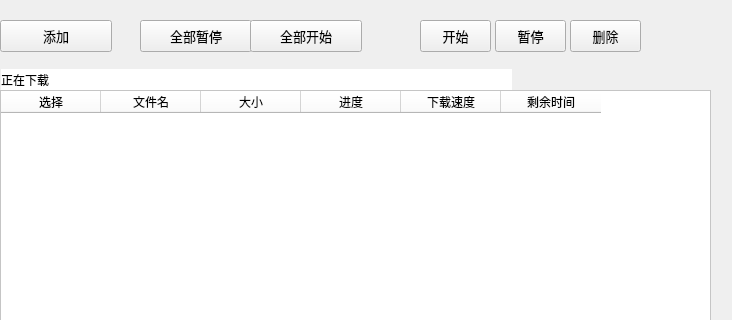
Before: the Qt Designer form page_downloading.ui in cloudfirst/bigFileTool, drawn with Qt 5; both pictures show x 0 to 732 and y 0 to 320 of the 732 by 521 pixel window.
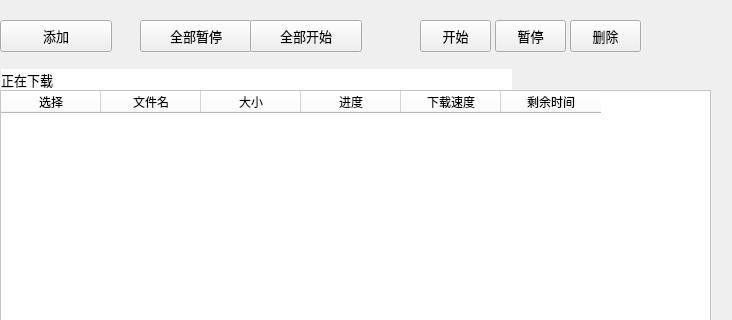
After: the same form once the commit is applied.

Commit message: fix tiny bug on windows.

```diff
--- a/page_downloading.ui
+++ b/page_downloading.ui
@@ -200,6 +200,12 @@
      <height>21</height>
     </rect>
    </property>
+   <property name="font">
+    <font>
+     <family>Microsoft YaHei</family>
+     <pointsize>10</pointsize>
+    </font>
+   </property>
    <property name="styleSheet">
     <string notr="true">background-color:white</string>
    </property>
```
Left out of the diff: 2 changed lines with no effect on the pictures. The commit also changes 2 other files.
